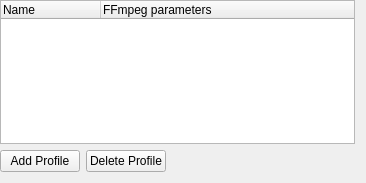
Above: src/widgets/configtranscode_ui.ui from KDE/kdenlive before the change. Below: the same form after it.
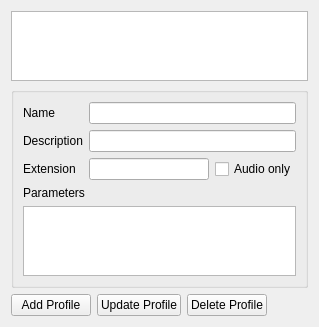
That is the form after the change.

Commit message: Update GUI for editing transcoding profiles

```diff
--- a/src/widgets/configtranscode_ui.ui
+++ b/src/widgets/configtranscode_ui.ui
@@ -6,55 +6,40 @@
    <rect>
     <x>0</x>
     <y>0</y>
-    <width>366</width>
-    <height>183</height>
+    <width>319</width>
+    <height>306</height>
    </rect>
   </property>
   <layout class="QGridLayout" name="gridLayout">
-   <property name="leftMargin">
-    <number>0</number>
-   </property>
-   <property name="topMargin">
-    <number>0</number>
-   </property>
-   <item row="0" column="0" colspan="3">
-    <widget class="QTreeWidget" name="profiles_list">
+   <item row="0" column="0" colspan="4">
+    <widget class="QListWidget" name="profiles_list">
      <property name="alternatingRowColors">
       <bool>true</bool>
      </property>
-     <property name="rootIsDecorated">
-      <bool>false</bool>
-     </property>
-     <property name="allColumnsShowFocus">
-      <bool>true</bool>
-     </property>
-     <column>
-      <property name="text">
-       <string>Name</string>
-      </property>
-     </column>
-     <column>
-      <property name="text">
-       <string>FFmpeg parameters</string>
-      </property>
-     </column>
     </widget>
    </item>
-   <item row="1" column="0">
+   <item row="2" column="0">
     <widget class="QPushButton" name="button_add">
      <property name="text">
       <string>Add Profile</string>
      </property>
     </widget>
    </item>
-   <item row="1" column="1">
+   <item row="2" column="1">
+    <widget class="QPushButton" name="button_update">
+     <property name="text">
+      <string>Update Profile</string>
+     </property>
+    </widget>
+   </item>
+   <item row="2" column="2">
     <widget class="QPushButton" name="button_delete">
      <property name="text">
       <string>Delete Profile</string>
      </property>
     </widget>
    </item>
-   <item row="1" column="2">
+   <item row="2" column="3">
     <spacer name="horizontalSpacer">
      <property name="orientation">
       <enum>Qt::Horizontal</enum>
@@ -67,6 +52,68 @@
      </property>
     </spacer>
    </item>
+   <item row="1" column="0" colspan="4">
+    <widget class="QGroupBox" name="profile_box">
+     <property name="sizePolicy">
+      <sizepolicy hsizetype="Preferred" vsizetype="Maximum">
+       <horstretch>0</horstretch>
+       <verstretch>0</verstretch>
+      </sizepolicy>
+     </property>
+     <property name="title">
+      <string/>
+     </property>
+     <layout class="QGridLayout" name="gridLayout_2">
+      <item row="0" column="0">
+       <widget class="QLabel" name="label">
+        <property name="text">
+         <string>Name</string>
+        </property>
+       </widget>
+      </item>
+      <item row="0" column="1" colspan="2">
+       <widget class="QLineEdit" name="profile_name"/>
+      </item>
+      <item row="1" column="0">
+       <widget class="QLabel" name="label_2">
+        <property name="text">
+         <string>Description</string>
+        </property>
+       </widget>
+      </item>
+      <item row="1" column="1" colspan="2">
+       <widget class="QLineEdit" name="profile_description"/>
+      </item>
+      <item row="2" column="0">
+       <widget class="QLabel" name="label_3">
+        <property name="text">
+         <string>Extension</string>
+        </property>
+       </widget>
+      </item>
+      <item row="2" column="1">
+       <widget class="QLineEdit" name="profile_extension"/>
+      </item>
+      <item row="2" column="2">
+       <widget class="QCheckBox" name="profile_audioonly">
+        <property name="text">
+         <string>Audio only</string>
+        </property>
+       </widget>
+      </item>
+      <item row="3" column="0" colspan="3">
+       <widget class="QLabel" name="label_4">
+        <property name="text">
+         <string>Parameters</string>
+        </property>
+       </widget>
+      </item>
+      <item row="4" column="0" colspan="3">
+       <widget class="QPlainTextEdit" name="profile_parameters"/>
+      </item>
+     </layout>
+    </widget>
+   </item>
   </layout>
  </widget>
  <resources/>
```
The commit also changes 4 other files.
